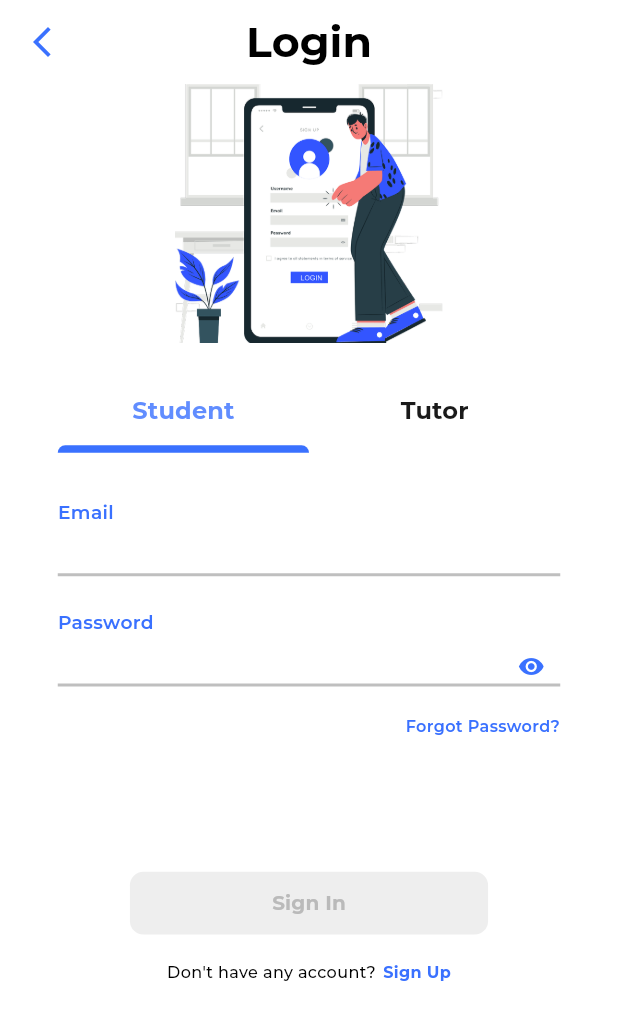
After one commit to sibeux/edulink_learning_app, a Flutter app: the LoginScreen screen opened directly, on a phone screen of 412 x 824 dp. The commit adds this screen. Shown: the top 1020 px of the screen. Run offline on Flutter 3.47's test engine with Material 3 defaults, Android fonts, the phone set to English and light mode, and no system bars; our stand-ins replace cloud_firestore, email_validator, firebase_core, flutter_native_splash, flutter_screenutil, get and 2 more; accounts and stored records are empty; project files that could hold a hidden picture were left out.

Commit message:
Implement login functionality with UI components and email validation

```diff
--- /dev/null
+++ b/lib/components/color_palette.dart
@@ -0,0 +1,6 @@
+import 'package:flutter/material.dart';
+import 'package:hexcolor/hexcolor.dart';
+
+class ColorPalette {
+  final Color primary = HexColor("#3A71FF");
+}
--- /dev/null
+++ b/lib/controllers/auth_controller/login_controller.dart
@@ -0,0 +1,94 @@
+import 'package:email_validator/email_validator.dart';
+import 'package:flutter/material.dart';
+import 'package:get/get.dart';
+
+class LoginController extends GetxController {
+  // 0 = student, 1 = tutor
+  var indexUserType = 0.obs;
+
+  var isLoading = false.obs;
+  var isLoginSuccess = true.obs;
+  var isRedirecting = false.obs;
+  var isObscure = true.obs;
+
+  var currentType = ''.obs;
+
+  var formData = RxMap({
+    'emailLogin': {
+      'text': '',
+      'type': 'emailLogin',
+      'controller': TextEditingController(),
+    },
+    'passwordLogin': {
+      'text': '',
+      'type': 'passwordLogin',
+      'controller': TextEditingController(),
+    },
+  });
+
+  @override
+  void onInit() {
+    super.onInit();
+    isLoading.value = false;
+    isLoginSuccess.value = true;
+    isRedirecting.value = false;
+  }
+
+  void onChanged(String value, String type) {
+    final currentController = formData[type]?['controller'];
+    // Memperbarui referensi map
+    formData[type] = {
+      'text': value,
+      'type': type,
+      'controller': currentController!,
+    };
+    update();
+  }
+
+  void onTap(String type, bool isFocus) {
+    final currentController = formData[type]?['controller'];
+    final currentText = formData[type]?['text'];
+    formData[type] = {
+      'text': currentText!,
+      'type': type,
+      'controller': currentController!,
+    };
+    currentType.value = isFocus ? type : '';
+    update();
+  }
+
+  void onClearController(String type) {
+    final currentController =
+        formData[type]?['controller'] as TextEditingController;
+    currentController.clear();
+    formData[type] = {
+      'text': '',
+      'type': type,
+      'controller': currentController,
+    };
+    update();
+  }
+
+  void toggleObscure() {
+    isObscure.value = !isObscure.value;
+    update();
+  }
+
+  bool getIsEmailValid(String type) {
+    final emailValue = formData[type]!['text'].toString();
+    return EmailValidator.validate(emailValue);
+  }
+
+  bool getIsDataLoginValid() {
+    final emailValue = formData['emailLogin']!['text'].toString();
+    return EmailValidator.validate(emailValue) &&
+        emailValue.isNotEmpty &&
+        formData['passwordLogin']!['text'].toString().isNotEmpty;
+  }
+
+  void changeIndexUserType(int index) {
+    indexUserType.value = index;
+  }
+
+  get isObscureValue => isObscure.value;
+}
--- /dev/null
+++ b/lib/controllers/auth_controller/register_controller.dart
@@ -0,0 +1,5 @@
+import 'package:get/get.dart';
+
+class RegisterController extends GetxController{
+
+}
--- /dev/null
+++ b/lib/screens/auth/login_screen.dart
@@ -0,0 +1,190 @@
+import 'package:edulink_learning_app/components/color_palette.dart';
+import 'package:edulink_learning_app/controllers/auth_controller/login_controller.dart';
+import 'package:edulink_learning_app/widgets/auth_widget/form.dart';
+import 'package:edulink_learning_app/widgets/auth_widget/user_type_select.dart';
+import 'package:flutter/material.dart';
+import 'package:flutter_screenutil/flutter_screenutil.dart';
+import 'package:get/get.dart';
+import 'package:hexcolor/hexcolor.dart';
+
+import '../../widgets/auth_widget/auth_button.dart';
+
+class LoginScreen extends StatefulWidget {
+  const LoginScreen({super.key});
+
+  @override
+  State<LoginScreen> createState() => _LoginScreenState();
+}
+
+class _LoginScreenState extends State<LoginScreen>
+    with SingleTickerProviderStateMixin {
+  late TabController _tabController;
+  final loginController = Get.put(LoginController());
+
+  @override
+  void initState() {
+    _tabController = TabController(length: 2, vsync: this);
+    loginController.changeIndexUserType(0);
+    super.initState();
+
+    _tabController.addListener(() {
+      loginController.changeIndexUserType(_tabController.index);
+    });
+  }
+
+  @override
+  void dispose() {
+    _tabController.dispose();
+    super.dispose();
+  }
+
+  @override
+  Widget build(BuildContext context) {
+    return DefaultTabController(
+      initialIndex: 0,
+      length: 2,
+      child: Scaffold(
+        backgroundColor: Colors.white,
+        resizeToAvoidBottomInset: false,
+        appBar: AppBar(
+          backgroundColor: Colors.white,
+          surfaceTintColor: Colors.transparent,
+          titleSpacing: 0,
+          centerTitle: true,
+          leading: GestureDetector(
+            onTap: () {
+              Get.back();
+            },
+            child: Icon(
+              Icons.arrow_back_ios_new,
+              color: ColorPalette().primary,
+            ),
+          ),
+          title: Text(
+            "Login",
+            style: TextStyle(
+              color: HexColor("#000000"),
+              fontSize: 32.sp,
+              fontWeight: FontWeight.bold,
+            ),
+          ),
+        ),
+        body: SingleChildScrollView(
+          child: Column(
+            mainAxisSize: MainAxisSize.min,
+            mainAxisAlignment: MainAxisAlignment.start,
+            children: [
+              Container(
+                width: (268 * 0.7).w,
+                height: (277 * 0.7).h,
+                decoration: BoxDecoration(
+                  image: DecorationImage(
+                    image: AssetImage("assets/images/screens/login.png"),
+                    fit: BoxFit.contain,
+                  ),
+                ),
+              ),
+              SizedBox(height: 25.h),
+              Padding(
+                padding: EdgeInsets.symmetric(horizontal: 40.w),
+                child: TabBar(
+                  indicatorColor: ColorPalette().primary,
+                  labelColor: ColorPalette().primary,
+                  dividerColor: Colors.transparent,
+                  indicatorWeight: 5,
+                  labelPadding: EdgeInsets.zero,
+                  controller: _tabController,
+                  onTap: (value) {
+                    loginController.changeIndexUserType(value);
+                  },
+                  tabs: [
+                    Tab(child: UserTypeSelect(title: 'Student', index: 0)),
+                    Tab(child: UserTypeSelect(title: 'Tutor', index: 1)),
+                  ],
+                ),
+              ),
+              SizedBox(height: 35.h),
+              Container(
+                margin: EdgeInsets.symmetric(horizontal: 40.w),
+                alignment: Alignment.centerLeft,
+                child: Column(
+                  crossAxisAlignment: CrossAxisAlignment.start,
+                  children: [
+                    Text(
+                      "Email",
+                      style: TextStyle(
+                        color: ColorPalette().primary,
+                        fontSize: 14.sp,
+                        fontWeight: FontWeight.w600,
+                      ),
+                    ),
+                    SizedBox(height: 7.h),
+                    EmailLoginForm(),
+                    SizedBox(height: 25.h),
+                    Text(
+                      "Password",
+                      style: TextStyle(
+                        color: ColorPalette().primary,
+                        fontSize: 14.sp,
+                        fontWeight: FontWeight.w600,
+                      ),
+                    ),
+                    SizedBox(height: 7.h),
+                    PasswordLoginForm(),
+                    SizedBox(height: 22.h),
+                    SizedBox(
+                      width: double.infinity,
+                      child: Text(
+                        'Forgot Password?',
+                        textAlign: TextAlign.right,
+                        style: TextStyle(
+                          color: ColorPalette().primary,
+                          fontSize: 12.sp,
+                          fontWeight: FontWeight.w600,
+                        ),
+                      ),
+                    ),
+                  ],
+                ),
+              ),
+              SizedBox(height: 100.h),
+              Obx(
+                () =>
+                    loginController.getIsDataLoginValid()
+                        ? loginController.isLoading.value
+                            ? const AbsorbPointer(child: AuthButtonLoading())
+                            : const LoginSubmitButtonEnable()
+                        : const AbsorbPointer(
+                          child: LoginSubmitButtonDisable(),
+                        ),
+              ),
+              SizedBox(height: 20.h),
+              Row(
+                mainAxisAlignment: MainAxisAlignment.center,
+                children: [
+                  Text(
+                    'Don\'t have any account?',
+                    style: TextStyle(
+                      color: Colors.black,
+                      fontSize: 12.sp,
+                      fontWeight: FontWeight.w500,
+                    ),
+                  ),
+                  SizedBox(width: 5.w),
+                  Text(
+                    'Sign Up',
+                    style: TextStyle(
+                      color: ColorPalette().primary,
+                      fontSize: 12.sp,
+                      fontWeight: FontWeight.bold,
+                    ),
+                  ),
+                ],
+              ),
+            ],
+          ),
+        ),
+      ),
+    );
+  }
+}
--- a/lib/screens/onboarding/first_screen.dart
+++ b/lib/screens/onboarding/first_screen.dart
@@ -1,9 +1,12 @@
 import 'package:edulink_learning_app/controllers/onboarding_screen_controller.dart';
+import 'package:edulink_learning_app/screens/auth/login_screen.dart';
 import 'package:flutter/material.dart';
 import 'package:get/get.dart';
 import 'package:flutter_screenutil/flutter_screenutil.dart';
 import 'package:hexcolor/hexcolor.dart';
 import 'package:smooth_page_indicator/smooth_page_indicator.dart';
+
+import '../../components/color_palette.dart';
 
 const titleString = [
   'Welcome to EduLink',
@@ -49,7 +52,7 @@ class FirstScreen extends StatelessWidget {
                       },
                       child: Icon(
                         Icons.arrow_back_ios_new,
-                        color: HexColor("#3A71FF"),
+                        color: ColorPalette().primary,
                       ),
                     ),
                   )
@@ -112,7 +115,7 @@ class FirstScreen extends StatelessWidget {
                   style: TextStyle(
                     fontSize: 20.sp,
                     fontWeight: FontWeight.bold,
-                    color: HexColor("#3A71FF"),
+                    color: ColorPalette().primary,
                   ),
                 ),
               ),
@@ -157,7 +160,7 @@ class FirstScreen extends StatelessWidget {
                       onboardingScreenController.currentPageIndex.value,
                   count: 3,
                   effect: ScrollingDotsEffect(
-                    activeDotColor: HexColor("#3A71FF"),
+                    activeDotColor: ColorPalette().primary,
                     dotColor: HexColor("#E5ECFF"),
                     dotHeight: 4.h,
                     dotWidth: 4.w,
@@ -173,13 +176,20 @@ class FirstScreen extends StatelessWidget {
               child: ElevatedButton(
                 onPressed: () {
                   if (onboardingScreenController.currentPageIndex.value > 2) {
+                    Get.to(
+                      () => LoginScreen(),
+                      transition: Transition.rightToLeft,
+                      duration: Duration(milliseconds: 300),
+                      fullscreenDialog: true,
+                      popGesture: false,
+                    );
                   } else {
                     onboardingScreenController.nextPage();
                   }
                 },
                 style: ElevatedButton.styleFrom(
                   foregroundColor: Colors.white,
-                  backgroundColor: HexColor("#3A71FF"),
+                  backgroundColor: ColorPalette().primary,
                   elevation: 0, // Menghilangkan shadow
                   splashFactory: InkRipple.splashFactory,
                   shape: RoundedRectangleBorder(
--- /dev/null
+++ b/lib/widgets/auth_widget/auth_button.dart
@@ -0,0 +1,132 @@
+import 'package:edulink_learning_app/controllers/auth_controller/login_controller.dart';
+import 'package:flutter/material.dart';
+import 'package:flutter_screenutil/flutter_screenutil.dart';
+import 'package:get/get.dart';
+import 'package:hexcolor/hexcolor.dart';
+
+import '../../components/color_palette.dart';
+
+class LoginSubmitButtonEnable extends StatelessWidget {
+  const LoginSubmitButtonEnable({super.key});
+
+  @override
+  Widget build(BuildContext context) {
+    final loginController = Get.find<LoginController>();
+    return AuthButton(
+      authType: 'login',
+      buttonText: 'Sign In',
+      foreground: Colors.white,
+      background: ColorPalette().primary,
+      isEnable: true,
+      onPressed: () {
+        // userLoginController.generateJwtLogin(
+        //   email: loginController.formData['emailLogin']!['text'].toString(),
+        //   password:
+        //       loginController.formData['passwordLogin']!['text'].toString(),
+        // );
+      },
+    );
+  }
+}
+
+class LoginSubmitButtonDisable extends StatelessWidget {
+  const LoginSubmitButtonDisable({super.key});
+
+  @override
+  Widget build(BuildContext context) {
+    return AuthButton(
+      authType: 'login',
+      buttonText: 'Sign In',
+      foreground: HexColor('#BABABA'),
+      background: HexColor('#EEEEEE'),
+      isEnable: false,
+      onPressed: () {},
+    );
+  }
+}
+
+class AuthButton extends StatelessWidget {
+  const AuthButton({
+    super.key,
+    required this.authType,
+    required this.buttonText,
+    required this.foreground,
+    required this.background,
+    required this.isEnable,
+    required this.onPressed,
+  });
+
+  final String authType, buttonText;
+  final Color foreground, background;
+  final bool isEnable;
+  final void Function() onPressed;
+
+  @override
+  Widget build(BuildContext context) {
+    return SizedBox(
+      width: 248.w,
+      height: 47.h,
+      child: ElevatedButton(
+        onPressed: () {
+          if (isEnable) {
+            onPressed();
+          }
+        },
+        style: ElevatedButton.styleFrom(
+          foregroundColor: foreground,
+          backgroundColor: background,
+          elevation: 0, // Menghilangkan shadow
+          splashFactory: InkRipple.splashFactory,
+          shape: RoundedRectangleBorder(
+            borderRadius: BorderRadius.circular(10.r),
+          ),
+        ),
+        child: Padding(
+          padding: EdgeInsets.symmetric(horizontal: 10.0.w, vertical: 4.0.h),
+          child: Text(
+            buttonText,
+            style: TextStyle(fontSize: 15.sp, fontWeight: FontWeight.bold),
+          ),
+        ),
+      ),
+    );
+  }
+}
+
+class AuthButtonLoading extends StatelessWidget {
+  const AuthButtonLoading({super.key});
+
+  @override
+  Widget build(BuildContext context) {
+    return Padding(
+      padding: const EdgeInsets.symmetric(horizontal: 40),
+      child: ElevatedButton(
+        onPressed: () {
+          // Do nothing
+        },
+        style: ElevatedButton.styleFrom(
+          elevation: 0, // Menghilangkan shadow
+          backgroundColor: HexColor('#fefffe'),
+          splashFactory: InkRipple.splashFactory,
+          side: BorderSide(
+            color: ColorPalette().primary,
+            strokeAlign: BorderSide.strokeAlignCenter,
+            width: 2,
+          ),
+          shape: RoundedRectangleBorder(
+            borderRadius: BorderRadius.circular(10),
+          ),
+          minimumSize: const Size(double.infinity, 40),
+        ),
+        child: Center(
+          child: Transform.scale(
+            scale: 0.7,
+            child: CircularProgressIndicator(
+              valueColor: AlwaysStoppedAnimation<Color>(ColorPalette().primary),
+            ),
+          ),
+        ),
+      ),
+    );
+  }
+}
--- /dev/null
+++ b/lib/widgets/auth_widget/form.dart
@@ -0,0 +1,161 @@
+import 'package:edulink_learning_app/controllers/auth_controller/login_controller.dart';
+import 'package:flutter/material.dart';
+import 'package:flutter_screenutil/flutter_screenutil.dart';
+import 'package:get/get.dart';
+import 'package:hexcolor/hexcolor.dart';
+
+import '../../components/color_palette.dart';
+
+class EmailLoginForm extends StatelessWidget {
+  const EmailLoginForm({super.key});
+
+  @override
+  Widget build(BuildContext context) {
+    return FormBlueprint(
+      authController: Get.find<LoginController>(),
+      formType: 'emailLogin',
+      formText: 'email',
+      keyboardType: TextInputType.emailAddress,
+      autoFillHints: AutofillHints.email,
+    );
+  }
+}
+
+class PasswordLoginForm extends StatelessWidget {
+  const PasswordLoginForm({super.key});
+
+  @override
+  Widget build(BuildContext context) {
+    return FormBlueprint(
+      authController: Get.find<LoginController>(),
+      formType: 'passwordLogin',
+      formText: 'password',
+      keyboardType: TextInputType.visiblePassword,
+      autoFillHints: '',
+    );
+  }
+}
+
+class FormBlueprint extends StatelessWidget {
+  const FormBlueprint({
+    super.key,
+    required this.formType,
+    required this.keyboardType,
+    required this.formText,
+    required this.autoFillHints,
+    required this.authController,
+  });
+
+  final String formType, formText, autoFillHints;
+  final TextInputType keyboardType;
+  final dynamic authController;
+
+  @override
+  Widget build(BuildContext context) {
+    final controller = authController.formData[formType]?['controller'];
+    return Obx(
+      () => Padding(
+        padding: EdgeInsets.zero,
+        child: TextFormField(
+          controller: controller as TextEditingController?,
+          cursorColor: HexColor('#575757'),
+          textAlignVertical: TextAlignVertical.center,
+          enableSuggestions: true,
+          autofillHints: [autoFillHints],
+          keyboardType: keyboardType,
+          obscureText:
+              formType.toLowerCase().contains('password')
+                  ? authController.isObscureValue
+                  : false,
+          onChanged: (value) {
+            authController.onChanged(value, formType);
+          },
+          onTap: () {
+            authController.onTap(formType, true);
+          },
+          onTapOutside: (event) {
+            authController.onTap(formType, false);
+            FocusManager.instance.primaryFocus?.unfocus();
+          },
+          style: TextStyle(
+            color: HexColor('#1A1A1A'),
+            fontSize: 14.sp,
+            fontWeight: FontWeight.w600,
+          ),
+          decoration: InputDecoration(
+            suffixIcon:
+                formType.toLowerCase().contains('password')
+                    ? Obx(
+                      () =>
+                          authController.isObscureValue == false
+                              ? GestureDetector(
+                                onTap: () {
+                                  authController.toggleObscure();
+                                },
+                                child: Icon(
+                                  Icons.visibility_off,
+                                  color: ColorPalette().primary,
+                                ),
+                              )
+                              : GestureDetector(
+                                onTap: () {
+                                  authController.toggleObscure();
+                                },
+                                child: Icon(
+                                  Icons.visibility,
+                                  color: ColorPalette().primary,
+                                ),
+                              ),
+                    )
+                    : null,
+            isDense: true,
+            fillColor: Colors.white,
+            suffixIconConstraints: BoxConstraints(
+              minWidth: 40.w,
+              // minHeight: 45.h,
+            ),
+            enabledBorder: underlineInputBorder(authController, formType),
+            focusedBorder: underlineInputBorder(authController, formType),
+          ),
+        ),
+      ),
+    );
+  }
+}
+
+UnderlineInputBorder underlineInputBorder(
+  dynamic authController,
+  String formType,
+) {
+  final textValue = authController.formData[formType]?['text'].toString();
+  final isCurrentType = authController.currentType.value == formType;
+  // final userRegisterController = Get.put(UserRegisterController());
+  final loginController = Get.find<LoginController>();
+
+  final bool emailBool =
+      (!authController.getIsEmailValid(formType) && textValue!.isNotEmpty) ||
+      // userRegisterController.isEmailRegistered.value ||
+      (formType.toLowerCase().contains('login') &&
+          !loginController.isLoginSuccess.value);
+
+  return UnderlineInputBorder(
+    borderSide: BorderSide(
+      color:
+          (isCurrentType || textValue!.isNotEmpty)
+              ? formType.toLowerCase().contains('email')
+                  ? emailBool
+                      ? HexColor('#ff0000').withValues(alpha: 0.5)
+                      : ColorPalette().primary.withValues(alpha: 0.5)
+                  : formType.toLowerCase().contains('name')
+                  ? authController.getIsNameValid() && textValue!.isNotEmpty
+                      ? HexColor('#ff0000').withValues(alpha: 0.5)
+                      : ColorPalette().primary.withValues(alpha: 0.5)
+                  : formType.toLowerCase().contains('login') &&
+                      !loginController.isLoginSuccess.value
+                  ? HexColor('#ff0000').withValues(alpha: 0.5)
+                  : ColorPalette().primary.withValues(alpha: 0.5)
+              : HexColor('#BABABA').withValues(alpha: 0.93),
+      width: 2.w,
+    ),
+  );
+}
--- /dev/null
+++ b/lib/widgets/auth_widget/user_type_select.dart
@@ -0,0 +1,36 @@
+import 'package:flutter/material.dart';
+import 'package:flutter_screenutil/flutter_screenutil.dart';
+import 'package:get/get.dart';
+import 'package:hexcolor/hexcolor.dart';
+
+import '../../components/color_palette.dart';
+import '../../controllers/auth_controller/login_controller.dart';
+
+class UserTypeSelect extends StatelessWidget {
+  const UserTypeSelect({super.key, required this.title, required this.index});
+
+  final String title;
+  final int index;
+
+  @override
+  Widget build(BuildContext context) {
+    final loginController = Get.find<LoginController>();
+    return Obx(
+      () => Container(
+        alignment: Alignment.center,
+        width: double.infinity,
+        child: Text(
+          title,
+          style: TextStyle(
+            color:
+                loginController.indexUserType.value == index
+                    ? ColorPalette().primary.withValues(alpha: 0.8)
+                    : HexColor('#1A1A1A'),
+            fontWeight: FontWeight.w700,
+            fontSize: 18.sp,
+          ),
+        ),
+      ),
+    );
+  }
+}
--- a/pubspec.yaml
+++ b/pubspec.yaml
@@ -47,6 +47,7 @@ dependencies:
   intl: ^0.20.2
   smooth_page_indicator: ^1.2.1
   animated_text_kit: ^4.2.3
+  email_validator: ^3.0.0
 
 dev_dependencies:
   flutter_test:
```
Also changed, not shown: assets/images/screens/login.png (added), pubspec.lock.
